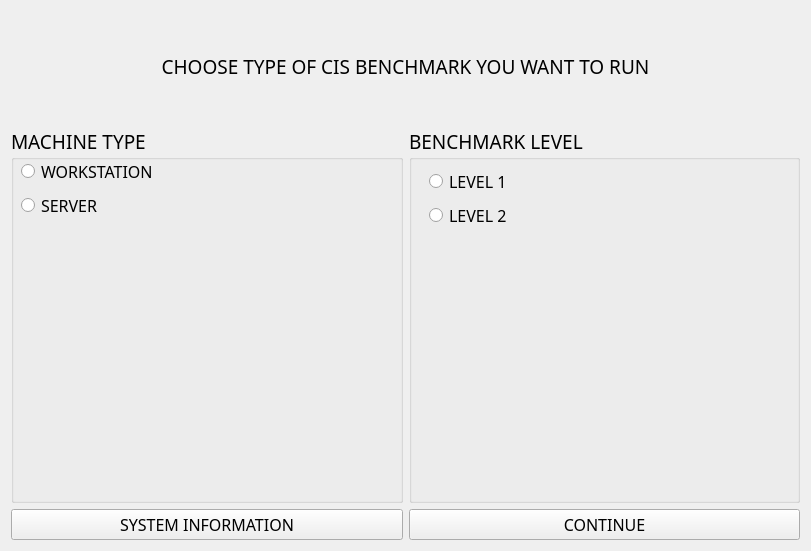
Before: the Qt Designer form page1.ui in h4636oh/EasyAudit_QT, drawn with Qt 5.
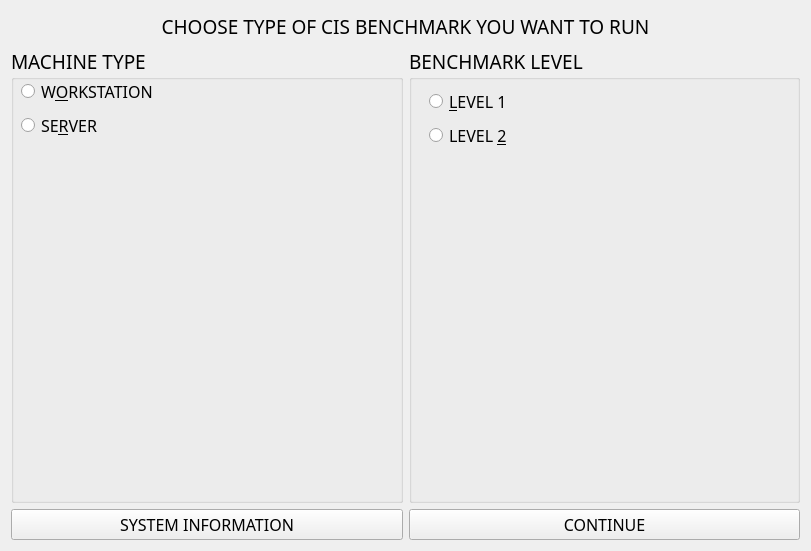
After: the same form once the commit is applied.

Commit message: removed spacers from menu and page 1

The edit to the form file:
```diff
--- a/page1.ui
+++ b/page1.ui
@@ -19,22 +19,6 @@
    <string>Widget</string>
   </property>
   <layout class="QVBoxLayout" name="verticalLayout">
-   <item>
-    <spacer name="verticalSpacer_2">
-     <property name="orientation">
-      <enum>Qt::Orientation::Vertical</enum>
-     </property>
-     <property name="sizeType">
-      <enum>QSizePolicy::Policy::Maximum</enum>
-     </property>
-     <property name="sizeHint" stdset="0">
-      <size>
-       <width>20</width>
-       <height>40</height>
-      </size>
-     </property>
-    </spacer>
-   </item>
    <item>
     <widget class="QLabel" name="instruction_label">
      <property name="maximumSize">
@@ -57,22 +41,6 @@
      </property>
     </widget>
    </item>
-   <item>
-    <spacer name="verticalSpacer">
-     <property name="orientation">
-      <enum>Qt::Orientation::Vertical</enum>
-     </property>
-     <property name="sizeType">
-      <enum>QSizePolicy::Policy::Maximum</enum>
-     </property>
-     <property name="sizeHint" stdset="0">
-      <size>
-       <width>20</width>
-       <height>40</height>
-      </size>
-     </property>
-    </spacer>
-   </item>
    <item>
     <layout class="QHBoxLayout" name="options_hlayout">
      <item>
@@ -86,7 +54,7 @@
        <property name="title">
         <string>MACHINE TYPE</string>
        </property>
-       <widget class="QWidget" name="">
+       <widget class="QWidget" name="layoutWidget">
         <property name="geometry">
          <rect>
           <x>10</x>
@@ -105,7 +73,7 @@
             </font>
            </property>
            <property name="text">
-            <string>WORKSTATION</string>
+            <string>W&amp;ORKSTATION</string>
            </property>
           </widget>
          </item>
@@ -118,7 +86,7 @@
             </font>
            </property>
            <property name="text">
-            <string>SERVER</string>
+            <string>SE&amp;RVER</string>
            </property>
           </widget>
          </item>
@@ -126,7 +94,7 @@
        </widget>
       </widget>
      </item>
-     <item alignment="">
+     <item>
       <widget class="QGroupBox" name="benchmark_level_box">
        <property name="font">
         <font>
@@ -137,7 +105,7 @@
        <property name="title">
         <string>BENCHMARK LEVEL</string>
        </property>
-       <widget class="QWidget" name="">
+       <widget class="QWidget" name="layoutWidget">
         <property name="geometry">
          <rect>
           <x>20</x>
@@ -156,7 +124,7 @@
             </font>
            </property>
            <property name="text">
-            <string>LEVEL 1</string>
+            <string>&amp;LEVEL 1</string>
            </property>
           </widget>
          </item>
@@ -169,7 +137,7 @@
             </font>
            </property>
            <property name="text">
-            <string>LEVEL 2</string>
+            <string>LEVEL &amp;2</string>
            </property>
           </widget>
          </item>
```
Left out of the diff: 4 changed lines with no effect on the pictures. The commit also changes 2 other files.
